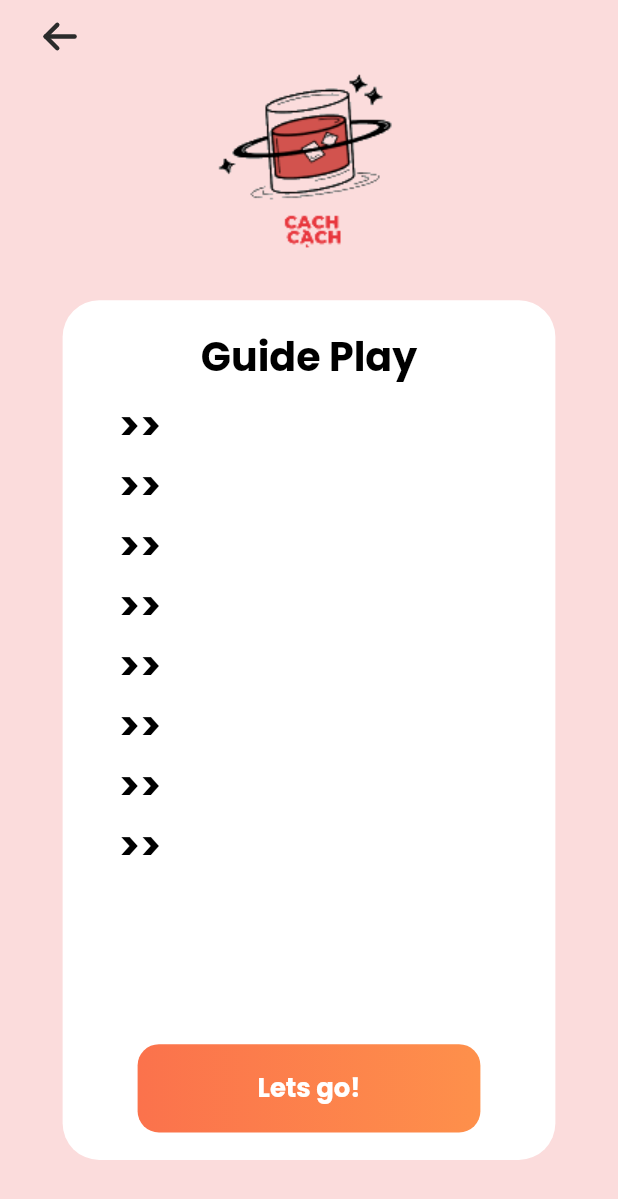
After one commit to quocphi-mobile-dev/cachcach-mobile-app, a Flutter app: the PlayerScreen screen opened by its route, after a tap on an icon or button, on a phone screen of 412 x 824 dp. The commit adds this screen. Shown: the top 1199 px of the screen. Run offline on Flutter 3.47's test engine with Material 2 defaults, Android fonts, the phone set to English and light mode, and no system bars; our stand-ins replace auto_size_text, dio, firebase_core, firebase_crashlytics, firebase_messaging, flutter_local_notifications and 7 more; accounts and stored records are empty.

Commit message:
Guide play screen

```diff
--- /dev/null
+++ b/lib/app/modules/play/guide_play/guide_play_screen.dart
@@ -0,0 +1,149 @@
+import 'package:cachcach/app/widgets/widget_common.dart';
+import 'package:cachcach/core/theme/colors.dart';
+import 'package:cachcach/core/theme/icons.dart';
+import 'package:cachcach/core/theme/images.dart';
+import 'package:cachcach/core/theme/text_styles.dart';
+import 'package:flutter/material.dart';
+import 'package:flutter_screenutil/flutter_screenutil.dart';
+import 'package:flutter_svg/flutter_svg.dart';
+import 'package:get/get.dart';
+
+class GuidePlayScreen extends StatelessWidget {
+  const GuidePlayScreen({super.key});
+
+  @override
+  Widget build(BuildContext context) {
+    return Scaffold(
+      backgroundColor: AppColors.bgColor,
+      body: SafeArea(
+        child: Column(
+          crossAxisAlignment: CrossAxisAlignment.start,
+          children: [
+            _buildTopBar(),
+            _buildLogo(),
+            space(h: 24.h),
+            Expanded(
+              child: _buildGuidePlay(),
+            ),
+          ],
+        ),
+      ),
+    );
+  }
+
+  Widget _buildLogo() {
+    return Container(
+      alignment: Alignment.center,
+      child: Image.asset(
+        AppImages.imgLogoMini,
+        width: 172.w,
+        height: 126.h,
+      ),
+    );
+  }
+
+  Widget _buildGuidePlay() {
+    return Container(
+      width: double.infinity,
+      margin: EdgeInsets.symmetric(horizontal: 38.w).copyWith(
+        bottom: 50.h,
+      ),
+      decoration: BoxDecoration(
+        color: AppColors.white,
+        borderRadius: BorderRadius.circular(24.r),
+      ),
+      child: Column(
+        children: [
+          space(h: 18.h),
+          Expanded(
+            child: ListView(
+              children: [
+                Container(
+                  alignment: Alignment.center,
+                  child: Text(
+                    "Guide Play",
+                    style: AppTextStyle.textStyleCommon.copyWith(
+                      fontSize: 26.sp,
+                      fontWeight: FontWeight.w600,
+                      color: AppColors.black,
+                    ),
+                  ),
+                ),
+                space(h: 6.h),
+                Container(
+                  padding: EdgeInsets.symmetric(horizontal: 34.w),
+                  child: Text(
+                    ">>\n>>\n>>\n>>\n>>\n>>\n>>\n>>",
+                    style: AppTextStyle.textStyleCommon.copyWith(
+                      fontSize: 26.sp,
+                      fontWeight: FontWeight.w600,
+                      color: AppColors.black,
+                    ),
+                  ),
+                )
+              ],
+            ),
+          ),
+          space(h: 10.h),
+          _buildButtonLetsGo(),
+          space(h: 18.h),
+        ],
+      ),
+    );
+  }
+
+  Widget _buildButtonLetsGo() {
+    return Container(
+      width: 208.w,
+      height: 58.h,
+      decoration: BoxDecoration(
+        borderRadius: BorderRadius.circular(14.r),
+        gradient: const LinearGradient(
+          begin: Alignment.centerRight,
+          end: Alignment.centerLeft,
+          colors: [
+            AppColors.sunshade,
+            AppColors.coral,
+          ],
+        ),
+      ),
+      child: Material(
+        color: AppColors.transparent,
+        borderRadius: BorderRadius.circular(14.r),
+        child: InkWell(
+          borderRadius: BorderRadius.circular(14.r),
+          onTap: () {},
+          child: Container(
+            width: double.infinity,
+            height: double.infinity,
+            alignment: Alignment.center,
+            child: Text(
+              "Lets go!",
+              style: AppTextStyle.textStyleCommon.copyWith(
+                fontSize: 17.sp,
+                fontWeight: FontWeight.w600,
+                color: AppColors.white,
+              ),
+            ),
+          ),
+        ),
+      ),
+    );
+  }
+
+  Widget _buildTopBar() {
+    return Padding(
+      padding: const EdgeInsets.symmetric(horizontal: 16),
+      child: IconButton(
+        icon: SvgPicture.asset(
+          AppIcons.icArrowLeft,
+          width: 32.w,
+          height: 32.h,
+        ),
+        onPressed: () {
+          Get.back();
+        },
+      ),
+    );
+  }
+}
--- a/lib/app/modules/play/player/player_screen.dart
+++ b/lib/app/modules/play/player/player_screen.dart
@@ -3,6 +3,7 @@ import 'package:cachcach/core/theme/colors.dart';
 import 'package:cachcach/core/theme/icons.dart';
 import 'package:cachcach/core/theme/images.dart';
 import 'package:cachcach/core/theme/text_styles.dart';
+import 'package:cachcach/routes/routes.dart';
 import 'package:flutter/material.dart';
 import 'package:flutter_screenutil/flutter_screenutil.dart';
 import 'package:flutter_svg/flutter_svg.dart';
@@ -51,17 +52,31 @@ class PlayerScreen extends StatelessWidget {
       width: double.infinity,
       height: 58.h,
       margin: EdgeInsets.symmetric(horizontal: 16.w),
-      alignment: Alignment.center,
       decoration: BoxDecoration(
         color: AppColors.crusta,
         borderRadius: BorderRadius.circular(14.r),
       ),
+      child: Material(
+        color: AppColors.transparent,
+        borderRadius: BorderRadius.circular(14.r),
+        child: InkWell(
+          borderRadius: BorderRadius.circular(14.r),
+          onTap: () {
+            Get.toNamed(RouteName.guidePlay);
+          },
+          child: Container(
+            width: double.infinity,
+            height: double.infinity,
+            alignment: Alignment.center,
             child: Text(
               "Start the  game",
               style: AppTextStyle.textStyleCommon.copyWith(
                 fontSize: 17.sp,
                 fontWeight: FontWeight.w600,
                 color: AppColors.white,
+              ),
+            ),
+          ),
         ),
       ),
     );
--- a/lib/routes/routes.dart
+++ b/lib/routes/routes.dart
@@ -1,6 +1,7 @@
 import 'package:cachcach/app/modules/auth/login/login_screen.dart';
 import 'package:cachcach/app/modules/auth/signup/sign_up_screen.dart';
 import 'package:cachcach/app/modules/bottom_bar/home_screen.dart';
+import 'package:cachcach/app/modules/play/guide_play/guide_play_screen.dart';
 import 'package:cachcach/app/modules/play/play_screen.dart';
 import 'package:cachcach/app/modules/play/player/player_screen.dart';
 import 'package:cachcach/app/modules/play/select_mode/select_mode_screen.dart';
@@ -17,6 +18,7 @@ class RouteName {
   static const String play = "/play";
   static const String selectMode = "/select-mode";
   static const String player = "/player";
+  static const String guidePlay = "/guide-play";
 
   static const String privacyPolicy = "/privacy-policy";
   static const String welcome = '/welcome';
@@ -32,6 +34,7 @@ class AppRoutes {
     RouteName.play: () => const PlayScreen(),
     RouteName.selectMode: () => const SelectModeScreen(),
     RouteName.player: () => const PlayerScreen(),
+    RouteName.guidePlay: () => const GuidePlayScreen(),
   };
 
   static final bindings = <String, List<Bindings> Function()>{};
```
Lines whose indentation alone changed are shown as unchanged.
